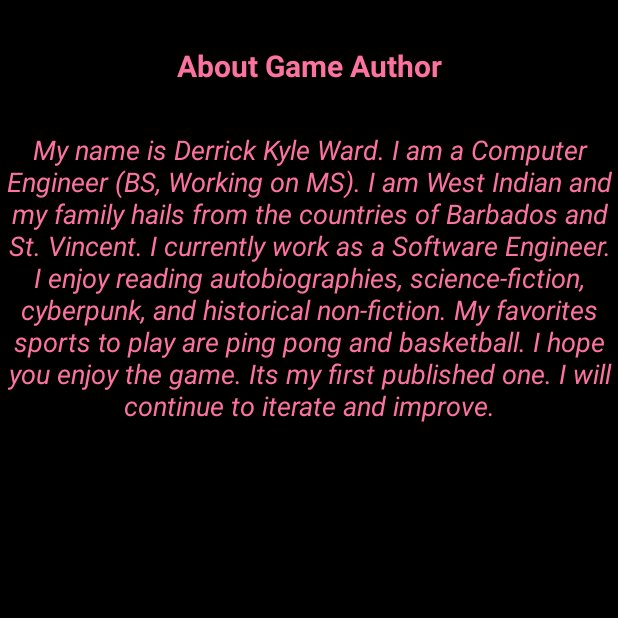
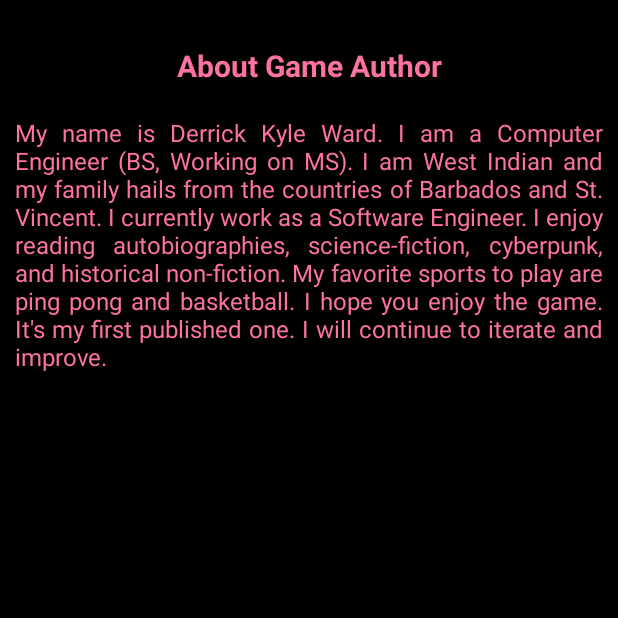
Before and after one commit to dward330/BlockMatch, an Android app: the fragment AboutGameAuthor shown on its own in the app's theme, on a phone screen of 412 x 824 dp, the top half of it. Run offline under Robolectric (Android 15) with nearby library versions, the phone set to English and light mode, and no system bars.

Commit message:
Added How To Screen and fixed paragraph justifications.
Fixed grammer in about author write up.

```diff
--- a/app/src/main/res/layout/about_game_author.xml
+++ b/app/src/main/res/layout/about_game_author.xml
@@ -20,10 +20,12 @@
         android:layout_width="match_parent"
         android:layout_height="wrap_content"
         app:layout_constraintTop_toBottomOf="@id/aboutAuthorTitle"
+        android:layout_marginStart="10dp"
+        android:layout_marginEnd="10dp"
         android:textColor="@color/red_pink"
-        android:textSize="18dp"
-        android:textStyle="italic"
-        android:layout_marginTop="30dp"
+        android:textSize="16dp"
+        android:layout_marginTop="20dp"
         android:text="@string/gameAuthorBio"
-        android:gravity="center"/>
+        android:justificationMode="inter_word"
+        android:gravity="left"/>
 </androidx.constraintlayout.widget.ConstraintLayout>
--- a/app/src/main/res/menu/navigation_view_menu.xml
+++ b/app/src/main/res/menu/navigation_view_menu.xml
@@ -1,6 +1,11 @@
 <?xml version="1.0" encoding="utf-8"?>
 <menu xmlns:android="http://schemas.android.com/apk/res/android">
     <group android:checkableBehavior="single">
+        <item
+            android:id="@+id/howTo"
+            android:title="@string/navMenuHowTo"
+            android:icon="@drawable/instructions"
+            />
         <item
             android:id="@+id/aboutAuthorItem"
             android:title="@string/navMenuAboutAuthor"
--- a/app/src/main/res/values/strings.xml
+++ b/app/src/main/res/values/strings.xml
@@ -6,12 +6,13 @@
     <string name="gameLogoContentDescription">Game Logo</string>
     <string name="leadershipBoardTitle">Leadership Board:</string>
     <string name="joinCompetitionButton">Join Competition</string>
+    <string name="navMenuHowTo">How To</string>
     <string name="navMenuAboutAuthor">About Game Author</string>
     <string name="navMenuPlayGame">Join the Competition</string>
     <string name="navMenuLeadershipBoard">Check Leadership Boards</string>
     <string name="navMenuMessages">View Messages</string>
     <string name="navMenuSettings">Settings</string>
-    <string name="gameAuthorBio">My name is Derrick Kyle Ward. I am a Computer Engineer (BS, Working on MS). I am West Indian and my family hails from the countries of Barbados and St. Vincent. I currently work as a Software Engineer. I enjoy reading autobiographies, science-fiction, cyberpunk, and historical non-fiction. My favorites sports to play are ping pong and basketball. I hope you enjoy the game. Its my first published one. I will continue to iterate and improve.</string>
+    <string name="gameAuthorBio">My name is Derrick Kyle Ward. I am a Computer Engineer (BS, Working on MS). I am West Indian and my family hails from the countries of Barbados and St. Vincent. I currently work as a Software Engineer. I enjoy reading autobiographies, science-fiction, cyberpunk, and historical non-fiction. My favorite sports to play are ping pong and basketball. I hope you enjoy the game. It\'s my first published one. I will continue to iterate and improve.</string>
     <string name="chatMessagesTitle">Current Conversations</string>
     <string name="cameraRequestBlocked">Block Match needs access to camera in order for you to take a profile photo. Please update Block Match\'s permissions from phone settings.</string>
     <string name="readStorageRequestBlocked">Block Match needs access to your storage in order for you to select a profile photo from your existing photos. Please update Block Match\'s permissions from phone settings.</string>
```
Also changed, not shown: app/src/main/java/derrick/ward/blockmatch/screens/LandingScreen.java (+12 -0 lines), app/src/main/java/derrick/ward/blockmatch/screens/fragments/HowTo.java (added, +22 -0 lines), app/src/main/res/layout/how_to.xml (added, +61 -0 lines), app/src/main/res/values/how_to.xml (added, +7 -0 lines), app/src/main/res/drawable/instructions.png (added).
